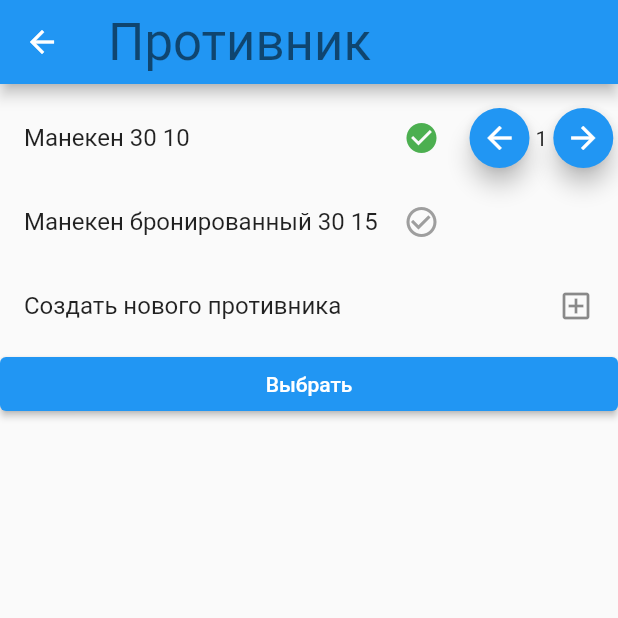
After one commit to VadimDomantsevich/DND, a Flutter app: the ChooseEnemyScreen screen opened by its route, after a tap on an icon or button, on a phone screen of 412 x 824 dp, the top half of it. The commit adds this screen. Run offline on Flutter 3.47's test engine with Material 2 defaults, Android fonts, the light colour scheme and no system bars; drawn by our look-alikes of flutter_slidable; our stand-ins replace bloc, equatable, flutter_bloc, hive, hive_flutter; accounts and stored records are empty.

Commit message:
Choose character and enemy screens added

```diff
--- a/dnd_rolls_app/lib/enemy/bloc/enemy_bloc.dart
+++ b/dnd_rolls_app/lib/enemy/bloc/enemy_bloc.dart
@@ -54,6 +54,32 @@ class EnemyBloc extends Bloc<EnemyEvent, EnemyState> {
           break;
       }
     });
+    on<SelectEnemyEvent>((event, emit) {
+      final enemies = _enemyService.getEnemies();
+      event.selectedEnemies.add(event.enemy);
+      event.selectedEnemiesCount.add(1);
+      emit(SelectedEnemyState(
+          enemies, event.selectedEnemies, event.selectedEnemiesCount));
+    });
+    on<UpdateSelectedEnemyCount>((event, emit) {
+      final enemies = _enemyService.getEnemies();
+      emit(SelectedEnemyState(
+          enemies, event.selectedEnemies, event.selectedEnemiesCount));
+    });
+    on<UnselectEnemyEvent>((event, emit) {
+      if (event.selectedEnemies.isEmpty) {
+        add(const LoadEnemyEvent());
+      }
+      final enemies = _enemyService.getEnemies();
+      final index = event.selectedEnemies.indexOf(event.enemy);
+      event.selectedEnemies.removeAt(index);
+      event.selectedEnemiesCount.removeAt(index);
+
+      event.selectedEnemies.isEmpty
+          ? add(const LoadEnemyEvent())
+          : emit(SelectedEnemyState(
+              enemies, event.selectedEnemies, event.selectedEnemiesCount));
+    });
     on<RemoveEnemyEvent>((event, emit) async {
       await _enemyService.removeEnemy(event.name);
       add(const LoadEnemyEvent());
--- a/dnd_rolls_app/lib/enemy/bloc/enemy_event.dart
+++ b/dnd_rolls_app/lib/enemy/bloc/enemy_event.dart
@@ -42,6 +42,36 @@ class RemoveEnemyEvent extends EnemyEvent {
   List<Object> get props => [name];
 }
 
+class SelectEnemyEvent extends EnemyEvent {
+  final Enemy enemy;
+  final List<Enemy> selectedEnemies;
+  final List<int> selectedEnemiesCount;
+  const SelectEnemyEvent(
+      this.enemy, this.selectedEnemies, this.selectedEnemiesCount);
+  @override
+  List<Object> get props => [enemy, selectedEnemies, selectedEnemiesCount];
+}
+
+class UpdateSelectedEnemyCount extends EnemyEvent {
+  final List<Enemy> selectedEnemies;
+  final List<int> selectedEnemiesCount;
+
+  const UpdateSelectedEnemyCount(
+      this.selectedEnemies, this.selectedEnemiesCount);
+  @override
+  List<Object> get props => [selectedEnemies, selectedEnemiesCount];
+}
+
+class UnselectEnemyEvent extends EnemyEvent {
+  final Enemy enemy;
+  final List<Enemy> selectedEnemies;
+  final List<int> selectedEnemiesCount;
+  const UnselectEnemyEvent(
+      this.enemy, this.selectedEnemies, this.selectedEnemiesCount);
+  @override
+  List<Object> get props => [enemy, selectedEnemies, selectedEnemiesCount];
+}
+
 class RegisterServiceEvent extends EnemyEvent {
   @override
   List<Object> get props => [];
--- a/dnd_rolls_app/lib/enemy/bloc/enemy_state.dart
+++ b/dnd_rolls_app/lib/enemy/bloc/enemy_state.dart
@@ -18,6 +18,17 @@ class EnemyLoadedState extends EnemyState {
   List<Object?> get props => [enemies, error];
 }
 
+class SelectedEnemyState extends EnemyState {
+  final List<Enemy> enemies;
+  final List<Enemy> selectedEnemies;
+  final List<int> selectedEnemiesCount;
+
+  const SelectedEnemyState(
+      this.enemies, this.selectedEnemies, this.selectedEnemiesCount);
+  @override
+  List<Object?> get props => [enemies, selectedEnemies, selectedEnemiesCount];
+}
+
 class RegisteringServiceState extends EnemyState {
   @override
   List<Object?> get props => [];
--- /dev/null
+++ b/dnd_rolls_app/lib/enemy/choose_enemy_screen.dart
@@ -0,0 +1,302 @@
+import 'package:dnd_rolls_app/core/constants/strings.dart';
+import 'package:dnd_rolls_app/enemy/bloc/enemy_bloc.dart';
+import 'package:dnd_rolls_app/enemy/widgets/update_enemy.dart';
+import 'package:dnd_rolls_app/model/enemy.dart';
+import 'package:dnd_rolls_app/services/enemy_service.dart';
+import 'package:flutter/material.dart';
+import 'package:flutter_bloc/flutter_bloc.dart';
+import 'package:flutter_slidable/flutter_slidable.dart';
+
+class ChooseEnemyScreen extends StatefulWidget {
+  const ChooseEnemyScreen({Key? key}) : super(key: key);
+
+  @override
+  State<ChooseEnemyScreen> createState() => _ChooseEnemyScreenState();
+}
+
+class _ChooseEnemyScreenState extends State<ChooseEnemyScreen> {
+  @override
+  Widget build(BuildContext context) {
+    return Scaffold(
+      appBar: AppBar(
+        title: Text(
+          Strings.enemyScreenTitle,
+          style: Theme.of(context).textTheme.headline4,
+        ),
+      ),
+      body: BlocProvider(
+        create: (context) =>
+            EnemyBloc(RepositoryProvider.of<EnemyService>(context))
+              ..add(RegisterServiceEvent()),
+        child: BlocConsumer<EnemyBloc, EnemyState>(
+          listener: (context, state) {
+            if (state is EnemyLoadedState) {
+              if (state.error != null) {
+                showDialog(
+                    context: context,
+                    builder: (context) => AlertDialog(
+                          title: const Text("Ошибка"),
+                          content: Text(state.error!),
+                        ));
+              }
+            }
+          },
+          builder: ((context, state) {
+            return buildListView(context, state);
+          }),
+        ),
+      ),
+    );
+  }
+
+  Widget buildListView(BuildContext context, EnemyState state) {
+    if (state is EnemyLoadedState) {
+      List<Enemy> selectedEnemies = [];
+      List<int> selectedEnemiesCount = [];
+      return Padding(
+        padding: const EdgeInsets.only(top: 8.0),
+        child: ListView(
+          children: [
+            ...state.enemies.map(
+              (enemy) => Column(
+                children: [
+                  Slidable(
+                    key: const ValueKey(1),
+                    startActionPane: ActionPane(
+                      motion: const ScrollMotion(),
+                      children: [
+                        SlidableAction(
+                          onPressed: ((newContext) async => {
+                                BlocProvider.of<EnemyBloc>(context)
+                                    .add(RemoveEnemyEvent(enemy.name))
+                              }),
+                          backgroundColor: const Color(0xFFFE4A49),
+                          foregroundColor: Colors.white,
+                          icon: Icons.delete,
+                          label: 'Удалить',
+                        ),
+                        SlidableAction(
+                          onPressed: (((newContext) async =>
+                              {update(context, enemy)})),
+                          backgroundColor: Colors.blue.shade200,
+                          foregroundColor: Colors.white,
+                          icon: Icons.create,
+                          label: 'Исправить',
+                        ),
+                      ],
+                    ),
+                    child: SizedBox(
+                      width: MediaQuery.of(context).size.width * 0.75,
+                      child: ListTile(
+                        trailing: const Icon(
+                          Icons.check_circle_outline,
+                          color: Colors.grey,
+                        ),
+                        onTap: () {
+                          BlocProvider.of<EnemyBloc>(context).add(
+                              SelectEnemyEvent(enemy, selectedEnemies,
+                                  selectedEnemiesCount));
+                        },
+                        title: Text(
+                            '${enemy.name} ${enemy.health} ${enemy.armorClass}'),
+                      ),
+                    ),
+                  )
+                ],
+              ),
+            ),
+            ListTile(
+              title: const Text('Создать нового противника'),
+              trailing: const Icon(Icons.add_box_outlined),
+              onTap: () async {
+                List<dynamic> result = await showDialog(
+                    context: context,
+                    builder: (context) => const Dialog(
+                          child: UpdateEnemy(),
+                        ));
+                if (result.isNotEmpty) {
+                  BlocProvider.of<EnemyBloc>(context)
+                      .add(AddEnemyEvent(result[0], result[1], result[2]));
+                }
+              },
+            )
+          ],
+        ),
+      );
+    } else if (state is SelectedEnemyState) {
+      List<Enemy> selectedEnemies = state.selectedEnemies;
+      List<int> selectedEnemiesCount = state.selectedEnemiesCount;
+      return Padding(
+        padding: const EdgeInsets.only(top: 8.0),
+        child: ListView(
+          children: [
+            ...state.enemies.map(
+              (enemy) => Column(
+                children: [
+                  Slidable(
+                    key: const ValueKey(1),
+                    startActionPane: ActionPane(
+                      motion: const ScrollMotion(),
+                      children: [
+                        SlidableAction(
+                          onPressed: ((newContext) async => {
+                                BlocProvider.of<EnemyBloc>(context)
+                                    .add(RemoveEnemyEvent(enemy.name))
+                              }),
+                          backgroundColor: const Color(0xFFFE4A49),
+                          foregroundColor: Colors.white,
+                          icon: Icons.delete,
+                          label: 'Удалить',
+                        ),
+                        SlidableAction(
+                          onPressed: (((newContext) async =>
+                              {update(context, enemy)})),
+                          backgroundColor: Colors.blue.shade200,
+                          foregroundColor: Colors.white,
+                          icon: Icons.create,
+                          label: 'Исправить',
+                        ),
+                      ],
+                    ),
+                    child: Row(
+                      children: [
+                        SizedBox(
+                          width: MediaQuery.of(context).size.width * 0.75,
+                          child: ListTile(
+                            trailing: selectedEnemies
+                                    .map((e) => e.name)
+                                    .where((element) => element == enemy.name)
+                                    .isNotEmpty
+                                ? const Icon(
+                                    Icons.check_circle,
+                                    color: Colors.green,
+                                  )
+                                : const Icon(
+                                    Icons.check_circle_outline,
+                                    color: Colors.grey,
+                                  ),
+                            onTap: () {
+                              if (selectedEnemies.contains(enemy)) {
+                                setState(() {
+                                  final index = selectedEnemies.indexOf(enemy);
+                                  selectedEnemies.remove(enemy);
+                                  selectedEnemiesCount.removeAt(index);
+                                });
+                                BlocProvider.of<EnemyBloc>(context).add(
+                                    UnselectEnemyEvent(enemy, selectedEnemies,
+                                        selectedEnemiesCount));
+                              } else {
+                                setState(() {
+                                  selectedEnemies.add(enemy);
+                                  selectedEnemiesCount.add(1);
+                                });
+                                BlocProvider.of<EnemyBloc>(context).add(
+                                    SelectEnemyEvent(enemy, selectedEnemies,
+                                        selectedEnemiesCount));
+                              }
+                            },
+                            title: Text(
+                                '${enemy.name} ${enemy.health} ${enemy.armorClass}'),
+                          ),
+                        ),
+                        buildCounter(context, enemy, state)
+                      ],
+                    ),
+                  )
+                ],
+              ),
+            ),
+            ListTile(
+              title: const Text('Создать нового противника'),
+              trailing: const Icon(Icons.add_box_outlined),
+              onTap: () async {
+                List<dynamic> result = await showDialog(
+                    context: context,
+                    builder: (context) => const Dialog(
+                          child: UpdateEnemy(),
+                        ));
+                if (result.isNotEmpty) {
+                  BlocProvider.of<EnemyBloc>(context)
+                      .add(AddEnemyEvent(result[0], result[1], result[2]));
+                }
+              },
+            ),
+            ElevatedButton(
+                onPressed: () {
+                  final result = [
+                    state.selectedEnemies,
+                    state.selectedEnemiesCount
+                  ];
+                  Navigator.of(context).pop(result);
+                },
+                child: const Text('Выбрать'))
+          ],
+        ),
+      );
+    }
+    return Container();
+  }
+
+  Widget buildCounter(
+      BuildContext context, Enemy enemy, SelectedEnemyState state) {
+    if (state.selectedEnemies.contains(enemy)) {
+      return Expanded(
+        child: Padding(
+          padding: const EdgeInsets.only(right: 8.0),
+          child: Row(
+            mainAxisAlignment: MainAxisAlignment.spaceBetween,
+            children: [
+              FloatingActionButton(
+                onPressed: () {
+                  final index = state.selectedEnemies.indexOf(enemy);
+                  if (state.selectedEnemiesCount[index] > 1) {
+                    setState(() {
+                      state.selectedEnemiesCount[index]--;
+                    });
+                    BlocProvider.of<EnemyBloc>(context).add(
+                        UpdateSelectedEnemyCount(
+                            state.selectedEnemies, state.selectedEnemiesCount));
+                  }
+                },
+                mini: true,
+                child: const Icon(Icons.arrow_back),
+              ),
+              Text(
+                state.selectedEnemiesCount[state.selectedEnemies.indexOf(enemy)]
+                    .toString(),
+              ),
+              FloatingActionButton(
+                onPressed: () {
+                  final index = state.selectedEnemies.indexOf(enemy);
+                  setState(() {
+                    state.selectedEnemiesCount[index]++;
+                  });
+
+                  BlocProvider.of<EnemyBloc>(context).add(
+                      UpdateSelectedEnemyCount(
+                          state.selectedEnemies, state.selectedEnemiesCount));
+                },
+                mini: true,
+                child: const Icon(Icons.arrow_forward),
+              )
+            ],
+          ),
+        ),
+      );
+    } else {
+      return Container();
+    }
+  }
+
+  Future<void> update(BuildContext context, Enemy enemy) async {
+    List<dynamic> result = await showDialog(
+        context: context,
+        builder: (context) => Dialog(
+              child: UpdateEnemy(enemy: enemy),
+            ));
+    if (result.isNotEmpty) {
+      BlocProvider.of<EnemyBloc>(context)
+          .add(UpdateEnemyEvent(result[0], result[1], result[2], result[3]));
+    }
+  }
+}
--- a/dnd_rolls_app/lib/presentation/router/app_router.dart
+++ b/dnd_rolls_app/lib/presentation/router/app_router.dart
@@ -1,3 +1,5 @@
+import 'package:dnd_rolls_app/character/choose_character_screen.dart';
+import 'package:dnd_rolls_app/enemy/choose_enemy_screen.dart';
 import 'package:dnd_rolls_app/enemy/enemy_screen.dart';
 import 'package:dnd_rolls_app/macros/macros_screen.dart';
 import 'package:dnd_rolls_app/weapon/weapon_screen.dart';
@@ -10,7 +12,7 @@ class AppRouter {
     switch (routeSettings.name) {
       case '/':
         return MaterialPageRoute(
-          builder: (_) => const MacrosScreen(),
+          builder: (_) => const ChooseEnemyScreen(),
         );
       case '/characters':
         return MaterialPageRoute(
--- a/dnd_rolls_app/lib/strike/bloc/strike_event.dart
+++ b/dnd_rolls_app/lib/strike/bloc/strike_event.dart
@@ -32,5 +32,5 @@ class RegisterServiceEvent extends StrikeEvent {
 
   const RegisterServiceEvent(this.character, this.weapon);
   @override
-  List<Object> get props => [];
+  List<Object> get props => [character, weapon];
 }
```
Also changed, not shown: dnd_rolls_app/lib/character/bloc/character_bloc.dart (+17 -0 lines), dnd_rolls_app/lib/character/bloc/character_event.dart (+18 -0 lines), dnd_rolls_app/lib/character/bloc/character_state.dart (+9 -0 lines), dnd_rolls_app/lib/character/choose_character_screen.dart (added, +252 -0 lines), dnd_rolls_app/lib/enemy/enemy_screen.dart (+16 -7 lines), dnd_rolls_app/lib/strike/strike_screeen.dart (+9 -4 lines), dnd_rolls_app/lib/weapon/weapon_screen.dart (+7 -2 lines).
